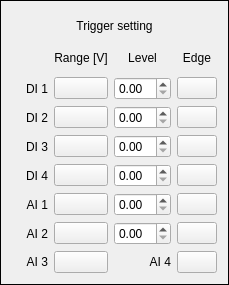
Before: the Qt Designer form settingTriggerSetting.ui in coucou1121/Datalogger, drawn with Qt 5.
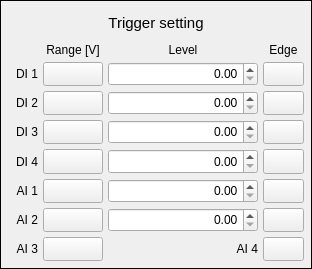
After: the same form once the commit is applied.

Commit message: set menu trigger setting on setting menu

Patch:
```diff
--- a/settingTriggerSetting.ui
+++ b/settingTriggerSetting.ui
@@ -6,10 +6,16 @@
    <rect>
     <x>0</x>
     <y>0</y>
-    <width>229</width>
-    <height>285</height>
+    <width>312</width>
+    <height>269</height>
    </rect>
   </property>
+  <property name="sizePolicy">
+   <sizepolicy hsizetype="Preferred" vsizetype="Preferred">
+    <horstretch>0</horstretch>
+    <verstretch>30</verstretch>
+   </sizepolicy>
+  </property>
   <property name="windowTitle">
    <string>Form</string>
   </property>
@@ -17,8 +23,29 @@
    <enum>QFrame::Box</enum>
   </property>
   <layout class="QGridLayout" name="gridLayout">
+   <property name="leftMargin">
+    <number>7</number>
+   </property>
+   <property name="topMargin">
+    <number>7</number>
+   </property>
+   <property name="rightMargin">
+    <number>7</number>
+   </property>
+   <property name="bottomMargin">
+    <number>7</number>
+   </property>
+   <property name="spacing">
+    <number>5</number>
+   </property>
    <item row="7" column="1">
     <widget class="QPushButton" name="pushButtonRangeAI2">
+     <property name="sizePolicy">
+      <sizepolicy hsizetype="Preferred" vsizetype="Preferred">
+       <horstretch>0</horstretch>
+       <verstretch>0</verstretch>
+      </sizepolicy>
+     </property>
      <property name="text">
       <string/>
      </property>
@@ -26,6 +53,23 @@
    </item>
    <item row="0" column="0" colspan="4">
     <widget class="QLabel" name="labelTitleTriggerSetting">
+     <property name="sizePolicy">
+      <sizepolicy hsizetype="Preferred" vsizetype="Fixed">
+       <horstretch>0</horstretch>
+       <verstretch>0</verstretch>
+      </sizepolicy>
+     </property>
+     <property name="minimumSize">
+      <size>
+       <width>0</width>
+       <height>30</height>
+      </size>
+     </property>
+     <property name="font">
+      <font>
+       <pointsize>11</pointsize>
+      </font>
+     </property>
      <property name="text">
       <string>Trigger setting</string>
      </property>
@@ -36,6 +80,12 @@
    </item>
    <item row="1" column="1">
     <widget class="QLabel" name="labelRange">
+     <property name="sizePolicy">
+      <sizepolicy hsizetype="Preferred" vsizetype="Fixed">
+       <horstretch>0</horstretch>
+       <verstretch>30</verstretch>
+      </sizepolicy>
+     </property>
      <property name="text">
       <string>Range [V]</string>
      </property>
@@ -46,6 +96,12 @@
    </item>
    <item row="1" column="2">
     <widget class="QLabel" name="labelLevel">
+     <property name="sizePolicy">
+      <sizepolicy hsizetype="Preferred" vsizetype="Fixed">
+       <horstretch>0</horstretch>
+       <verstretch>30</verstretch>
+      </sizepolicy>
+     </property>
      <property name="text">
       <string>Level</string>
      </property>
@@ -56,6 +112,12 @@
    </item>
    <item row="1" column="3">
     <widget class="QLabel" name="labelEdge">
+     <property name="sizePolicy">
+      <sizepolicy hsizetype="Preferred" vsizetype="Fixed">
+       <horstretch>0</horstretch>
+       <verstretch>30</verstretch>
+      </sizepolicy>
+     </property>
      <property name="text">
       <string>Edge</string>
      </property>
@@ -66,6 +128,18 @@
    </item>
    <item row="2" column="0">
     <widget class="QLabel" name="label_6">
+     <property name="sizePolicy">
+      <sizepolicy hsizetype="Fixed" vsizetype="Preferred">
+       <horstretch>0</horstretch>
+       <verstretch>0</verstretch>
+      </sizepolicy>
+     </property>
+     <property name="minimumSize">
+      <size>
+       <width>30</width>
+       <height>0</height>
+      </size>
+     </property>
      <property name="text">
       <string>DI 1</string>
      </property>
@@ -76,6 +150,18 @@
    </item>
    <item row="3" column="0">
     <widget class="QLabel" name="label_7">
+     <property name="sizePolicy">
+      <sizepolicy hsizetype="Fixed" vsizetype="Preferred">
+       <horstretch>0</horstretch>
+       <verstretch>0</verstretch>
+      </sizepolicy>
+     </property>
+     <property name="minimumSize">
+      <size>
+       <width>30</width>
+       <height>0</height>
+      </size>
+     </property>
      <property name="text">
       <string>DI 2</string>
      </property>
@@ -86,6 +172,18 @@
    </item>
    <item row="4" column="0">
     <widget class="QLabel" name="label_8">
+     <property name="sizePolicy">
+      <sizepolicy hsizetype="Fixed" vsizetype="Preferred">
+       <horstretch>0</horstretch>
+       <verstretch>0</verstretch>
+      </sizepolicy>
+     </property>
+     <property name="minimumSize">
+      <size>
+       <width>30</width>
+       <height>0</height>
+      </size>
+     </property>
      <property name="text">
       <string>DI 3</string>
      </property>
@@ -96,6 +194,18 @@
    </item>
    <item row="5" column="0">
     <widget class="QLabel" name="label_9">
+     <property name="sizePolicy">
+      <sizepolicy hsizetype="Fixed" vsizetype="Preferred">
+       <horstretch>0</horstretch>
+       <verstretch>0</verstretch>
+      </sizepolicy>
+     </property>
+     <property name="minimumSize">
+      <size>
+       <width>30</width>
+       <height>0</height>
+      </size>
+     </property>
      <property name="text">
       <string>DI 4</string>
      </property>
@@ -106,6 +216,18 @@
    </item>
    <item row="6" column="0">
     <widget class="QLabel" name="label_10">
+     <property name="sizePolicy">
+      <sizepolicy hsizetype="Fixed" vsizetype="Preferred">
+       <horstretch>0</horstretch>
+       <verstretch>0</verstretch>
+      </sizepolicy>
+     </property>
+     <property name="minimumSize">
+      <size>
+       <width>30</width>
+       <height>0</height>
+      </size>
+     </property>
      <property name="text">
       <string>AI 1</string>
      </property>
@@ -116,6 +238,18 @@
    </item>
    <item row="7" column="0">
     <widget class="QLabel" name="label_11">
+     <property name="sizePolicy">
+      <sizepolicy hsizetype="Fixed" vsizetype="Preferred">
+       <horstretch>0</horstretch>
+       <verstretch>0</verstretch>
+      </sizepolicy>
+     </property>
+     <property name="minimumSize">
+      <size>
+       <width>30</width>
+       <height>0</height>
+      </size>
+     </property>
      <property name="text">
       <string>AI 2</string>
      </property>
@@ -126,16 +260,47 @@
    </item>
    <item row="3" column="1">
     <widget class="QPushButton" name="pushButtonRangeDI2">
+     <property name="sizePolicy">
+      <sizepolicy hsizetype="Preferred" vsizetype="Preferred">
+       <horstretch>0</horstretch>
+       <verstretch>0</verstretch>
+      </sizepolicy>
+     </property>
      <property name="text">
       <string/>
      </property>
     </widget>
    </item>
    <item row="2" column="2">
-    <widget class="QDoubleSpinBox" name="doubleSpinBox"/>
+    <widget class="QDoubleSpinBox" name="doubleSpinBoxDI1">
+     <property name="sizePolicy">
+      <sizepolicy hsizetype="Preferred" vsizetype="Preferred">
+       <horstretch>0</horstretch>
+       <verstretch>0</verstretch>
+      </sizepolicy>
+     </property>
+     <property name="minimumSize">
+      <size>
+       <width>150</width>
+       <height>0</height>
+      </size>
+     </property>
+     <property name="styleSheet">
+      <string notr="true"/>
+     </property>
+     <property name="alignment">
+      <set>Qt::AlignRight|Qt::AlignTrailing|Qt::AlignVCenter</set>
+     </property>
+    </widget>
    </item>
    <item row="4" column="1">
     <widget class="QPushButton" name="pushButtonRangeDI3">
+     <property name="sizePolicy">
+      <sizepolicy hsizetype="Preferred" vsizetype="Preferred">
+       <horstretch>0</horstretch>
+       <verstretch>0</verstretch>
+      </sizepolicy>
+     </property>
      <property name="text">
       <string/>
      </property>
@@ -143,35 +308,126 @@
    </item>
    <item row="5" column="1">
     <widget class="QPushButton" name="pushButtonRangeDI4">
-     <property name="text">
-      <string/>
+     <property name="sizePolicy">
+      <sizepolicy hsizetype="Preferred" vsizetype="Preferred">
+       <horstretch>0</horstretch>
+       <verstretch>0</verstretch>
+      </sizepolicy>
      </property>
-    </widget>
-   </item>
-   <item row="6" column="1">
-    <widget class="QPushButton" name="pushButtonRangeAI1">
      <property name="text">
       <string/>
      </property>
     </widget>
    </item>
    <item row="3" column="2">
-    <widget class="QDoubleSpinBox" name="doubleSpinBox_2"/>
+    <widget class="QDoubleSpinBox" name="doubleSpinBoxDI2">
+     <property name="sizePolicy">
+      <sizepolicy hsizetype="Preferred" vsizetype="Preferred">
+       <horstretch>0</horstretch>
+       <verstretch>0</verstretch>
+      </sizepolicy>
+     </property>
+     <property name="minimumSize">
+      <size>
+       <width>150</width>
+       <height>0</height>
+      </size>
+     </property>
+     <property name="alignment">
+      <set>Qt::AlignRight|Qt::AlignTrailing|Qt::AlignVCenter</set>
+     </property>
+    </widget>
    </item>
    <item row="4" column="2">
-    <widget class="QDoubleSpinBox" name="doubleSpinBox_3"/>
+    <widget class="QDoubleSpinBox" name="doubleSpinBoxDI3">
+     <property name="sizePolicy">
+      <sizepolicy hsizetype="Preferred" vsizetype="Preferred">
+       <horstretch>0</horstretch>
+       <verstretch>0</verstretch>
+      </sizepolicy>
+     </property>
+     <property name="minimumSize">
+      <size>
+       <width>150</width>
+       <height>0</height>
+      </size>
+     </property>
+     <property name="alignment">
+      <set>Qt::AlignRight|Qt::AlignTrailing|Qt::AlignVCenter</set>
+     </property>
+    </widget>
    </item>
    <item row="5" column="2">
-    <widget class="QDoubleSpinBox" name="doubleSpinBox_4"/>
+    <widget class="QDoubleSpinBox" name="doubleSpinBoxDI4">
+     <property name="sizePolicy">
+      <sizepolicy hsizetype="Preferred" vsizetype="Preferred">
+       <horstretch>0</horstretch>
+       <verstretch>0</verstretch>
+      </sizepolicy>
+     </property>
+     <property name="minimumSize">
+      <size>
+       <width>150</width>
+       <height>0</height>
+      </size>
+     </property>
+     <property name="alignment">
+      <set>Qt::AlignRight|Qt::AlignTrailing|Qt::AlignVCenter</set>
+     </property>
+    </widget>
    </item>
    <item row="6" column="2">
-    <widget class="QDoubleSpinBox" name="doubleSpinBox_5"/>
+    <widget class="QDoubleSpinBox" name="doubleSpinBoxAI1">
+     <property name="sizePolicy">
+      <sizepolicy hsizetype="Preferred" vsizetype="Preferred">
+       <horstretch>0</horstretch>
+       <verstretch>0</verstretch>
+      </sizepolicy>
+     </property>
+     <property name="minimumSize">
+      <size>
+       <width>150</width>
+       <height>0</height>
+      </size>
+     </property>
+     <property name="alignment">
+      <set>Qt::AlignRight|Qt::AlignTrailing|Qt::AlignVCenter</set>
+     </property>
+    </widget>
    </item>
    <item row="7" column="2">
-    <widget class="QDoubleSpinBox" name="doubleSpinBox_6"/>
+    <widget class="QDoubleSpinBox" name="doubleSpinBoxAI2">
+     <property name="sizePolicy">
+      <sizepolicy hsizetype="Preferred" vsizetype="Preferred">
+       <horstretch>0</horstretch>
+       <verstretch>0</verstretch>
+      </sizepolicy>
+     </property>
+     <property name="minimumSize">
+      <size>
+       <width>150</width>
+       <height>0</height>
+      </size>
+     </property>
+     <property name="alignment">
+      <set>Qt::AlignRight|Qt::AlignTrailing|Qt::AlignVCenter</set>
+     </property>
+    </widget>
    </item>
    <item row="8" column="0">
     <widget class="QLabel" name="label_12">
+     <property name="sizePolicy">
+      <sizepolicy hsizetype="Fixed" vsizetype="Preferred">
+       <horstretch>0</horstretch>
+       <verstretch>0</verstretch>
+      </sizepolicy>
+     </property>
+     <property name="minimumSize">
+      <size>
+       <width>30</width>
+       <height>0</height>
+      </size>
+     </property>
      <property name="text">
       <string>AI 3</string>
      </property>
@@ -182,6 +438,12 @@
    </item>
    <item row="8" column="1">
     <widget class="QPushButton" name="pushButtonRangeAI3">
+     <property name="sizePolicy">
+      <sizepolicy hsizetype="Preferred" vsizetype="Preferred">
+       <horstretch>0</horstretch>
+       <verstretch>0</verstretch>
+      </sizepolicy>
+     </property>
      <property name="text">
       <string/>
      </property>
@@ -189,6 +451,12 @@
    </item>
    <item row="8" column="2">
     <widget class="QLabel" name="label_13">
+     <property name="sizePolicy">
+      <sizepolicy hsizetype="Preferred" vsizetype="Preferred">
+       <horstretch>0</horstretch>
+       <verstretch>0</verstretch>
+      </sizepolicy>
+     </property>
      <property name="text">
       <string>AI 4</string>
      </property>
@@ -199,6 +467,12 @@
    </item>
    <item row="8" column="3">
     <widget class="QPushButton" name="pushButtonRangeAI4">
+     <property name="sizePolicy">
+      <sizepolicy hsizetype="Preferred" vsizetype="Preferred">
+       <horstretch>0</horstretch>
+       <verstretch>0</verstretch>
+      </sizepolicy>
+     </property>
      <property name="text">
       <string/>
      </property>
@@ -207,7 +481,7 @@
    <item row="2" column="3">
     <widget class="QPushButton" name="pushButtonEdgeDI1">
      <property name="sizePolicy">
-      <sizepolicy hsizetype="Fixed" vsizetype="Fixed">
+      <sizepolicy hsizetype="Preferred" vsizetype="Preferred">
        <horstretch>0</horstretch>
        <verstretch>0</verstretch>
       </sizepolicy>
@@ -218,6 +492,12 @@
        <height>20</height>
       </size>
      </property>
+     <property name="autoFillBackground">
+      <bool>false</bool>
+     </property>
+     <property name="styleSheet">
+      <string notr="true"/>
+     </property>
      <property name="text">
       <string/>
      </property>
@@ -225,6 +505,12 @@
    </item>
    <item row="3" column="3">
     <widget class="QPushButton" name="pushButtonEdgeDI2">
+     <property name="sizePolicy">
+      <sizepolicy hsizetype="Preferred" vsizetype="Preferred">
+       <horstretch>0</horstretch>
+       <verstretch>0</verstretch>
+      </sizepolicy>
+     </property>
      <property name="text">
       <string/>
      </property>
@@ -232,6 +518,12 @@
    </item>
    <item row="4" column="3">
     <widget class="QPushButton" name="pushButtonEdgeDI3">
+     <property name="sizePolicy">
+      <sizepolicy hsizetype="Preferred" vsizetype="Preferred">
+       <horstretch>0</horstretch>
+       <verstretch>0</verstretch>
+      </sizepolicy>
+     </property>
      <property name="text">
       <string/>
      </property>
@@ -239,6 +531,12 @@
    </item>
    <item row="5" column="3">
     <widget class="QPushButton" name="pushButtonEdgeDI4">
+     <property name="sizePolicy">
+      <sizepolicy hsizetype="Preferred" vsizetype="Preferred">
+       <horstretch>0</horstretch>
+       <verstretch>0</verstretch>
+      </sizepolicy>
+     </property>
      <property name="text">
       <string/>
      </property>
@@ -246,6 +544,12 @@
    </item>
    <item row="6" column="3">
     <widget class="QPushButton" name="pushButtonEdgeAI1">
+     <property name="sizePolicy">
+      <sizepolicy hsizetype="Preferred" vsizetype="Preferred">
+       <horstretch>0</horstretch>
+       <verstretch>0</verstretch>
+      </sizepolicy>
+     </property>
      <property name="text">
       <string/>
      </property>
@@ -253,6 +557,12 @@
    </item>
    <item row="7" column="3">
     <widget class="QPushButton" name="pushButtonEdgeAI2">
+     <property name="sizePolicy">
+      <sizepolicy hsizetype="Preferred" vsizetype="Preferred">
+       <horstretch>0</horstretch>
+       <verstretch>0</verstretch>
+      </sizepolicy>
+     </property>
      <property name="text">
       <string/>
      </property>
@@ -260,6 +570,31 @@
    </item>
    <item row="2" column="1">
     <widget class="QPushButton" name="pushButtonRangeDI1">
+     <property name="sizePolicy">
+      <sizepolicy hsizetype="Preferred" vsizetype="Preferred">
+       <horstretch>0</horstretch>
+       <verstretch>0</verstretch>
+      </sizepolicy>
+     </property>
+     <property name="minimumSize">
+      <size>
+       <width>60</width>
+       <height>0</height>
+      </size>
+     </property>
+     <property name="text">
+      <string/>
+     </property>
+    </widget>
+   </item>
+   <item row="6" column="1">
+    <widget class="QPushButton" name="pushButtonRangeAI1">
+     <property name="sizePolicy">
+      <sizepolicy hsizetype="Preferred" vsizetype="Preferred">
+       <horstretch>0</horstretch>
+       <verstretch>0</verstretch>
+      </sizepolicy>
+     </property>
      <property name="text">
       <string/>
      </property>
```
The commit also changes 21 other files.
